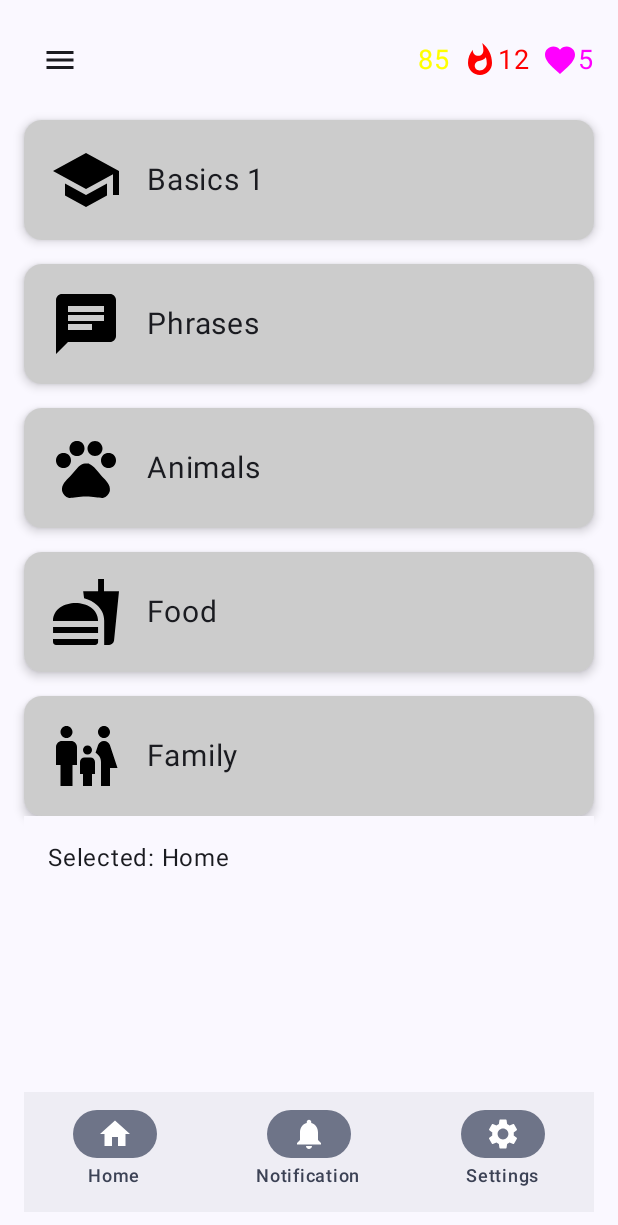
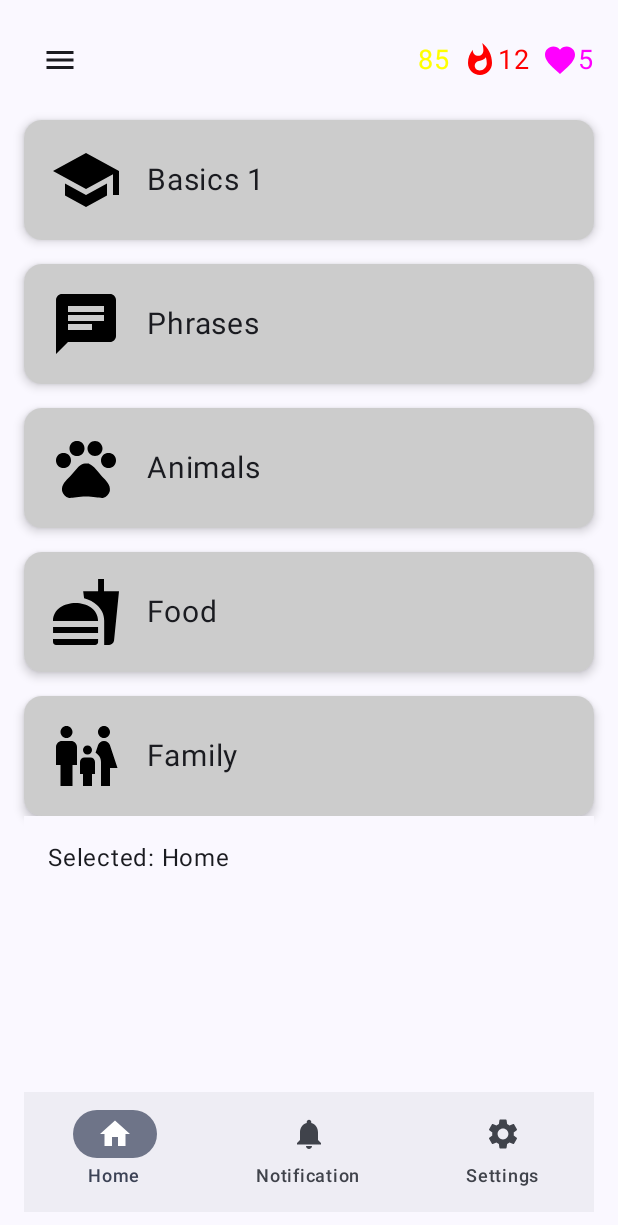
Before and after one commit to JunCodera1/LearningLanguageAndroid, an Android app built with Jetpack Compose: the HomeScreen screen opened through its navigation route, on a phone screen of 412 x 824 dp. Shown: the top 1225 px of the screen. Run offline under Robolectric (Android 15) with nearby library versions, the light colour scheme and no system bars; our stand-ins replace Firebase (no records; nobody signed in at launch, a user with empty details on screens opened directly), livedata-compose.

Commit message:
Adding something for bottom nav

```diff
--- a/app/src/main/java/com/example/learninglanguage/ui/components/BottomNavigation.kt
+++ b/app/src/main/java/com/example/learninglanguage/ui/components/BottomNavigation.kt
@@ -1,5 +1,6 @@
 package com.example.learninglanguage.ui.components
 
+import android.app.Notification
 import androidx.compose.foundation.layout.fillMaxSize
 import androidx.compose.foundation.layout.padding
 import androidx.compose.material.icons.Icons
@@ -21,6 +22,10 @@ import androidx.compose.runtime.setValue
 import androidx.compose.ui.Modifier
 import androidx.compose.ui.unit.dp
 import com.example.learninglanguage.navigation.NavItem
+import com.example.learninglanguage.ui.screens.HomeScreen
+import com.example.learninglanguage.ui.screens.NotificationScreen
+import com.example.learninglanguage.ui.screens.SettingsScreen
+
 @Composable
 fun BottomNavigation(modifier: Modifier = Modifier){
     val navItemList = listOf(
@@ -28,17 +33,17 @@ fun BottomNavigation(modifier: Modifier = Modifier){
         NavItem("Notification", Icons.Default.Notifications),
         NavItem("Settings", Icons.Default.Settings)
     )
-    val selectedIndex by remember { mutableIntStateOf(0) }
+    var selectedIndex by remember { mutableIntStateOf(0) }
     Scaffold(
         modifier = Modifier.fillMaxSize(),
         bottomBar = {
             NavigationBar {
-                navItemList.forEachIndexed{ _, navItem ->
+                navItemList.forEachIndexed{ index, navItem ->
                     NavigationBarItem(
                         icon = { Icon(imageVector = navItem.icon, contentDescription = navItem.label) },
                         label = { Text(text = navItem.label) },
-                        selected = true, // Cần logic xử lý trạng thái được chọn
-                        onClick = { /* TODO: Handle navigation */ }
+                        selected = selectedIndex == index, // Cần logic xử lý trạng thái được chọn
+                        onClick = { selectedIndex = index }
                     )
                 }
             }
@@ -50,3 +55,12 @@ fun BottomNavigation(modifier: Modifier = Modifier){
         )
     }
 }
+
+@Composable
+fun MovingInNav(modifier: Modifier = Modifier, selectedIndex: Int){
+    when(selectedIndex){
+        0 -> HomeScreen()
+        1 -> NotificationScreen()
+        2 -> SettingsScreen()
+    }
+}
--- /dev/null
+++ b/app/src/main/java/com/example/learninglanguage/ui/screens/NotificationScreen.kt
@@ -0,0 +1,5 @@
+package com.example.learninglanguage.ui.screens
+
+fun NotificationScreen(){
+
+}
--- /dev/null
+++ b/app/src/main/java/com/example/learninglanguage/ui/screens/SettingsScreen.kt
@@ -0,0 +1,5 @@
+package com.example.learninglanguage.ui.screens
+
+fun SettingsScreen(){
+
+}
```
Also changed, not shown: app/src/main/java/com/example/learninglanguage/ui/screens/HomeScreen.kt (+10 -12 lines).
